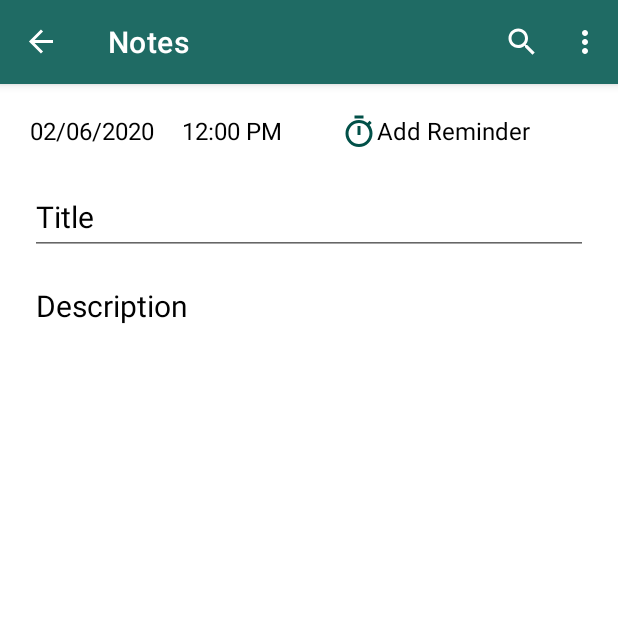
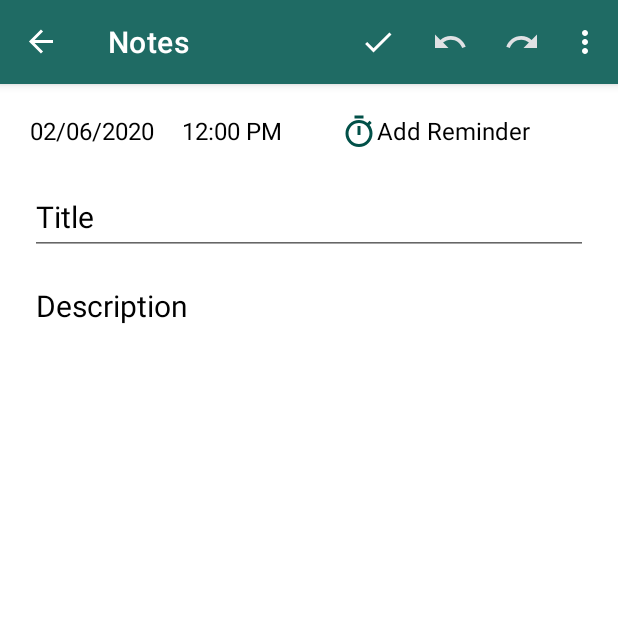
Before and after one commit to okezino/JotNotes, an Android app: the screen it shows after launch (MainActivity), after a tap on "Add Note", on a phone screen of 412 x 824 dp, the top half of it. Run offline under Robolectric (Android 15) with nearby library versions, the phone set to English and light mode, and no system bars; our stand-ins replace Dagger/Hilt's generated code, navigation-ui.

```diff
--- a/app/src/main/java/com/example/jotnote/TodoFragment.kt
+++ b/app/src/main/java/com/example/jotnote/TodoFragment.kt
@@ -1,10 +1,8 @@
 package com.example.jotnote
 
 import android.os.Bundle
+import android.view.*
 import androidx.fragment.app.Fragment
-import android.view.LayoutInflater
-import android.view.View
-import android.view.ViewGroup
 import androidx.navigation.fragment.findNavController
 import androidx.navigation.fragment.navArgs
 import com.example.jotnote.databinding.FragmentFirstBinding
@@ -19,9 +17,7 @@ class TodoFragment : Fragment() {
 
 
 
-    override fun onCreate(savedInstanceState: Bundle?) {
-        super.onCreate(savedInstanceState)
-    }
+
 
     override fun onCreateView(
         inflater: LayoutInflater, container: ViewGroup?,
@@ -32,6 +28,15 @@ class TodoFragment : Fragment() {
         return binding.root
     }
 
+    override fun onCreate(savedInstanceState: Bundle?) {
+        super.onCreate(savedInstanceState)
+        setHasOptionsMenu(true)
+    }
 
+    override fun onCreateOptionsMenu(menu: Menu, inflater: MenuInflater) {
+        super.onCreateOptionsMenu(menu, inflater)
+        inflater.inflate(R.menu.add_todo_menu, menu)
+
+    }
 
 }
--- a/app/src/main/java/com/example/jotnote/ui/JotNote.kt
+++ b/app/src/main/java/com/example/jotnote/ui/JotNote.kt
@@ -2,6 +2,7 @@ package com.example.jotnote.ui
 
 import android.os.Bundle
 import android.view.*
+import androidx.core.view.isVisible
 import androidx.fragment.app.Fragment
 import androidx.navigation.fragment.findNavController
 import com.example.jotnote.R
@@ -31,6 +32,12 @@ class JotNote : Fragment() {
     override fun onViewCreated(view: View, savedInstanceState: Bundle?) {
         super.onViewCreated(view, savedInstanceState)
         activateClickListeners()
+        launchHomeView()
+    }
+
+    override fun onCreate(savedInstanceState: Bundle?) {
+        super.onCreate(savedInstanceState)
+        setHasOptionsMenu(true)
     }
 
 
@@ -109,4 +116,25 @@ class JotNote : Fragment() {
         val action = JotNoteDirections.actionJotNoteToTodoFragment(title)
         findNavController().navigate(action)
     }
+
+    private fun showEmptyTodoScreen(){
+        with(binding){
+            welcomeImage.isVisible = true
+            emptyTodo.isVisible = true
+            addTodoBtn.isVisible = true
+        }
+    }
+
+    private fun validateTodos():Boolean{
+        return false
+    }
+
+    private fun showAllTodos(){
+
+    }
+
+
+    private fun launchHomeView(){
+        if(!validateTodos()) showEmptyTodoScreen() else showAllTodos()
+    }
 }
--- a/app/src/main/java/com/example/jotnote/ui/MainActivity.kt
+++ b/app/src/main/java/com/example/jotnote/ui/MainActivity.kt
@@ -30,21 +30,6 @@ class MainActivity : AppCompatActivity() {
 
     }
 
-    override fun onCreateOptionsMenu(menu: Menu): Boolean {
-        // Inflate the menu; this adds items to the action bar if it is present.
-        menuInflater.inflate(R.menu.menu_main, menu)
-        return true
-    }
-
-    override fun onOptionsItemSelected(item: MenuItem): Boolean {
-        // Handle action bar item clicks here. The action bar will
-        // automatically handle clicks on the Home/Up button, so long
-        // as you specify a parent activity in AndroidManifest.xml.
-        return when (item.itemId) {
-            R.id.action_settings -> true
-            else -> super.onOptionsItemSelected(item)
-        }
-    }
 
     override fun onSupportNavigateUp(): Boolean {
         val navController = findNavController(R.id.nav_host_fragment_content_main)
--- /dev/null
+++ b/app/src/main/res/drawable/ic_baseline_redo_24.xml
@@ -0,0 +1,5 @@
+<vector android:autoMirrored="true" android:height="24dp"
+    android:tint="#E0E1E4" android:viewportHeight="24"
+    android:viewportWidth="24" android:width="24dp" xmlns:android="http://schemas.android.com/apk/res/android">
+    <path android:fillColor="@android:color/white" android:pathData="M18.4,10.6C16.55,8.99 14.15,8 11.5,8c-4.65,0 -8.58,3.03 -9.96,7.22L3.9,16c1.05,-3.19 4.05,-5.5 7.6,-5.5 1.95,0 3.73,0.72 5.12,1.88L13,16h9V7l-3.6,3.6z"/>
+</vector>
--- /dev/null
+++ b/app/src/main/res/menu/add_todo_menu.xml
@@ -0,0 +1,28 @@
+<?xml version="1.0" encoding="utf-8"?>
+<menu xmlns:android="http://schemas.android.com/apk/res/android"
+    xmlns:app="http://schemas.android.com/apk/res-auto">
+    <item
+        android:id="@+id/action_done"
+        android:orderInCategory="100"
+        android:title="@string/done"
+        android:icon="@drawable/ic_baseline_done_24"
+        app:showAsAction="always" />
+    <item
+        android:id="@+id/action_undo"
+        android:orderInCategory="100"
+        android:icon="@drawable/ic_baseline_undo_24"
+        android:title="@string/undo"
+        app:showAsAction="always" />
+    <item
+        android:id="@+id/action_redo"
+        android:orderInCategory="100"
+        android:icon="@drawable/ic_baseline_redo_24"
+        android:title="@string/redo"
+        app:showAsAction="always" />
+    <item
+        android:id="@+id/action_settings"
+        android:orderInCategory="100"
+        android:title="@string/action_settings"
+        app:showAsAction="never" />
+
+</menu>
--- a/app/src/main/res/values/strings.xml
+++ b/app/src/main/res/values/strings.xml
@@ -19,4 +19,8 @@
     <string name="date">02/06/2020</string>
     <string name="title">Title</string>
     <string name="description">Description</string>
+    <string name="done">done</string>
+    <string name="undo">undo</string>
+    <string name="redo">redo</string>
+    <string name="add_note">Add Note</string>
 </resources>
```
Also changed, not shown: app/src/main/java/com/example/jotnote/ui/AddNote.kt (deleted, +0 -48 lines), app/src/main/res/layout/fragment_first.xml (+13 -6 lines), app/src/main/res/layout/todo_layout_view.xml (added, +55 -0 lines), app/src/main/res/drawable/amico2.png (added).
